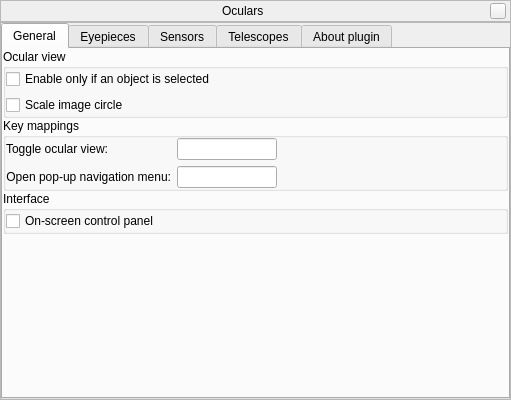
The window that plugins/Oculars/src/gui/ocularDialog.ui (519984307/stellarium_src) describes before a commit, drawn with Qt 5.
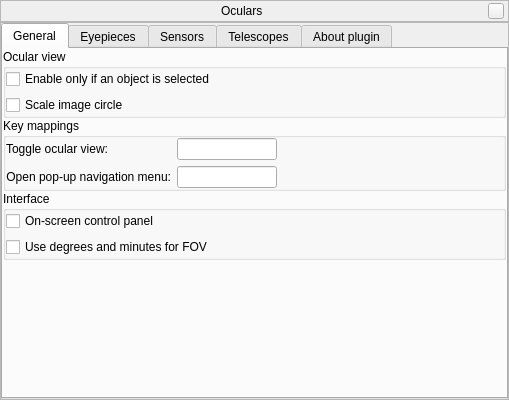
The same window after the commit. The open tabs and pages were chosen to show the change. Icons and pictures are not drawn. Custom widgets are drawn as their Qt base class.

Commit message: added shows degrees and minutes for FOV of CCD

```diff
--- a/plugins/Oculars/src/gui/ocularDialog.ui
+++ b/plugins/Oculars/src/gui/ocularDialog.ui
@@ -6,7 +6,7 @@
    <rect>
     <x>0</x>
     <y>0</y>
-    <width>511</width>
+    <width>509</width>
     <height>400</height>
    </rect>
   </property>
@@ -275,6 +275,13 @@
                </property>
               </widget>
              </item>
+             <item>
+              <widget class="QCheckBox" name="checkBoxDecimalDegrees">
+               <property name="text">
+                <string>Use degrees and minutes for FOV</string>
+               </property>
+              </widget>
+             </item>
             </layout>
            </widget>
           </item>
```
Left out of the diff: 2 changed lines with no effect on the pictures. The commit also changes 4 other files.
